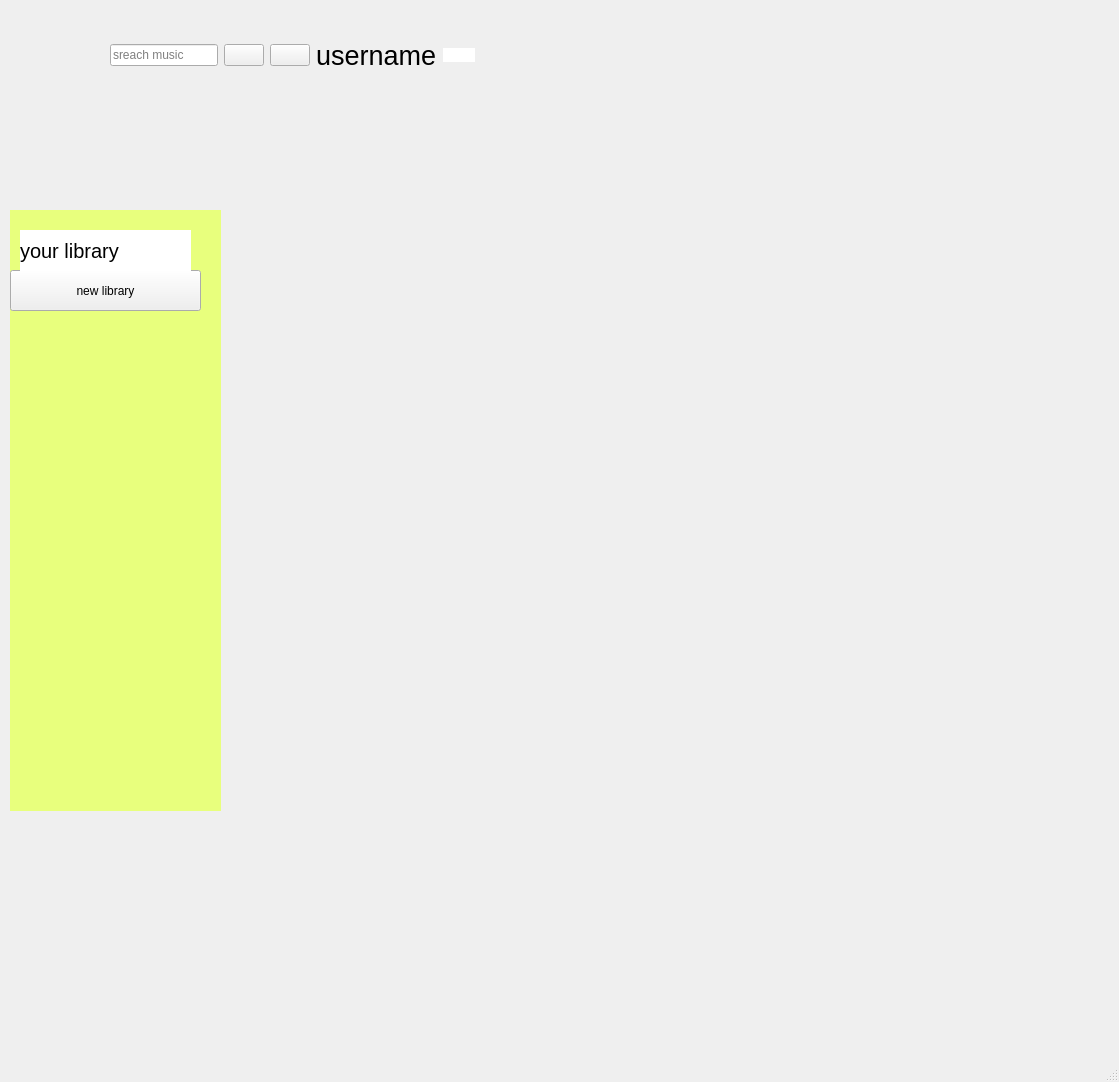
chauhaonguyen2012/fianl_PTA, file main.ui: the form before one commit.
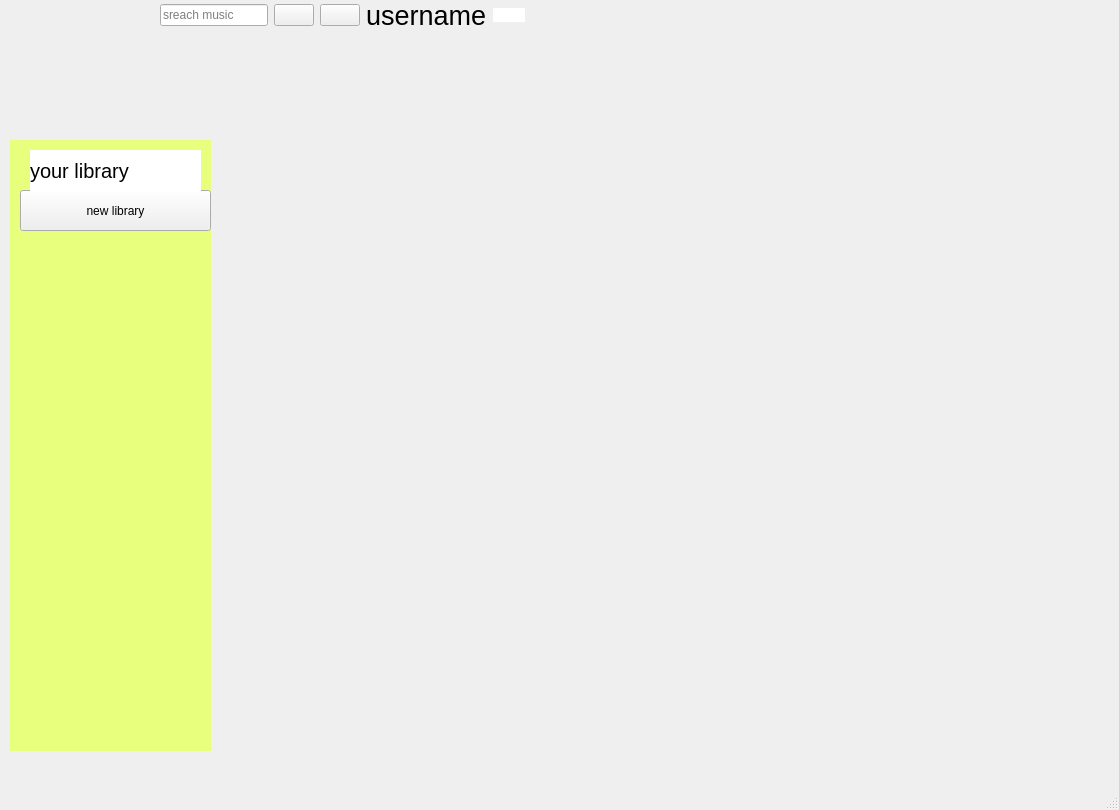
The form after the commit. The open tabs and pages were chosen to show the change. Icons and pictures are not drawn.

What changed in the file:
```diff
--- a/main.ui
+++ b/main.ui
@@ -7,7 +7,7 @@
     <x>0</x>
     <y>0</y>
     <width>1119</width>
-    <height>1082</height>
+    <height>810</height>
    </rect>
   </property>
   <property name="windowTitle">
@@ -26,12 +26,12 @@
     <property name="currentIndex">
      <number>1</number>
     </property>
-    <widget class="QWidget" name="page">
+    <widget class="QWidget" name="">
      <widget class="QPushButton" name="pushButton_3">
       <property name="geometry">
        <rect>
         <x>10</x>
-        <y>270</y>
+        <y>210</y>
         <width>191</width>
         <height>41</height>
        </rect>
@@ -63,7 +63,7 @@
       <property name="geometry">
        <rect>
         <x>20</x>
-        <y>230</y>
+        <y>150</y>
         <width>171</width>
         <height>41</height>
        </rect>
@@ -179,8 +179,8 @@
      <widget class="QLabel" name="label_4">
       <property name="geometry">
        <rect>
-        <x>10</x>
-        <y>210</y>
+        <x>0</x>
+        <y>150</y>
         <width>211</width>
         <height>611</height>
        </rect>
@@ -197,6 +197,175 @@
      <zorder>label</zorder>
      <zorder>label_6</zorder>
      <zorder>horizontalLayoutWidget</zorder>
+     <zorder>label_9</zorder>
+     <zorder>label_10</zorder>
+    </widget>
+    <widget class="QWidget" name="page">
+     <widget class="QWidget" name="horizontalLayoutWidget_3">
+      <property name="geometry">
+       <rect>
+        <x>160</x>
+        <y>0</y>
+        <width>911</width>
+        <height>111</height>
+       </rect>
+      </property>
+      <layout class="QHBoxLayout" name="horizontalLayout_3">
+       <property name="sizeConstraint">
+        <enum>QLayout::SetFixedSize</enum>
+       </property>
+       <item>
+        <layout class="QGridLayout" name="gridLayout_3"/>
+       </item>
+       <item>
+        <widget class="QLineEdit" name="lineEdit_3">
+         <property name="placeholderText">
+          <string>sreach music</string>
+         </property>
+        </widget>
+       </item>
+       <item>
+        <widget class="QPushButton" name="home_9">
+         <property name="text">
+          <string/>
+         </property>
+         <property name="icon">
+          <iconset>
+           <normaloff>../../../../../../Downloads/tải_xuống__1_-removebg-preview (1).png</normaloff>../../../../../../Downloads/tải_xuống__1_-removebg-preview (1).png</iconset>
+         </property>
+         <property name="iconSize">
+          <size>
+           <width>40</width>
+           <height>40</height>
+          </size>
+         </property>
+        </widget>
+       </item>
+       <item>
+        <widget class="QPushButton" name="home_10">
+         <property name="text">
+          <string/>
+         </property>
+         <property name="icon">
+          <iconset>
+           <normaloff>../../../../../../Downloads/tải_xuống__1_-removebg-preview (1).png</normaloff>../../../../../../Downloads/tải_xuống__1_-removebg-preview (1).png</iconset>
+         </property>
+         <property name="iconSize">
+          <size>
+           <width>40</width>
+           <height>40</height>
+          </size>
+         </property>
+        </widget>
+       </item>
+       <item>
+        <widget class="QLabel" name="label_11">
+         <property name="font">
+          <font>
+           <pointsize>20</pointsize>
+          </font>
+         </property>
+         <property name="styleSheet">
+          <string notr="true">color:rgb(0, 0, 0)</string>
+         </property>
+         <property name="text">
+          <string>username</string>
+         </property>
+        </widget>
+       </item>
+       <item>
+        <widget class="QPushButton" name="home_11">
+         <property name="styleSheet">
+          <string notr="true"> background-color: white;
+ border-radius: 25px;
+    </string>
+         </property>
+         <property name="text">
+          <string/>
+         </property>
+         <property name="icon">
+          <iconset>
+           <normaloff>../../../../../../Downloads/tải_xuống__1_-removebg-preview (1).png</normaloff>../../../../../../Downloads/tải_xuống__1_-removebg-preview (1).png</iconset>
+         </property>
+         <property name="iconSize">
+          <size>
+           <width>40</width>
+           <height>40</height>
+          </size>
+         </property>
+        </widget>
+       </item>
+      </layout>
+     </widget>
+     <widget class="QLabel" name="label_12">
+      <property name="geometry">
+       <rect>
+        <x>20</x>
+        <y>0</y>
+        <width>121</width>
+        <height>109</height>
+       </rect>
+      </property>
+      <property name="text">
+       <string/>
+      </property>
+      <property name="pixmap">
+       <pixmap>../../../../Downloads/ChatGPT Image 15_40_29 25 thg 10, 2025.png</pixmap>
+      </property>
+      <property name="scaledContents">
+       <bool>true</bool>
+      </property>
+     </widget>
+     <widget class="QLabel" name="label_13">
+      <property name="geometry">
+       <rect>
+        <x>10</x>
+        <y>140</y>
+        <width>201</width>
+        <height>611</height>
+       </rect>
+      </property>
+      <property name="styleSheet">
+       <string notr="true">background-color:rgb(232, 255, 125)</string>
+      </property>
+      <property name="text">
+       <string/>
+      </property>
+     </widget>
+     <widget class="QPushButton" name="pushButton_4">
+      <property name="geometry">
+       <rect>
+        <x>20</x>
+        <y>190</y>
+        <width>191</width>
+        <height>41</height>
+       </rect>
+      </property>
+      <property name="text">
+       <string>new library</string>
+      </property>
+     </widget>
+     <widget class="QLabel" name="label_14">
+      <property name="geometry">
+       <rect>
+        <x>30</x>
+        <y>150</y>
+        <width>171</width>
+        <height>41</height>
+       </rect>
+      </property>
+      <property name="font">
+       <font>
+        <pointsize>15</pointsize>
+       </font>
+      </property>
+      <property name="styleSheet">
+       <string notr="true">background-color:rgb(255, 255, 255)</string>
+      </property>
+      <property name="text">
+       <string>your library</string>
+      </property>
+     </widget>
     </widget>
     <widget class="QWidget" name="page_2">
      <widget class="QWidget" name="horizontalLayoutWidget_2">
```
Left out of the diff: 61 changed lines with no effect on the pictures.
